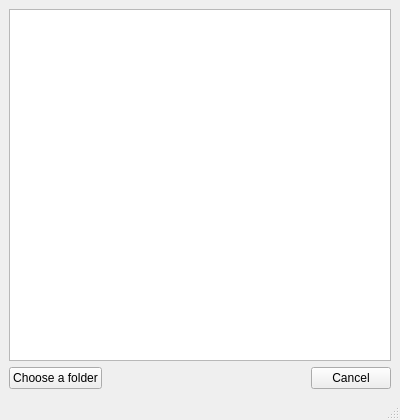
This is MyPythonWindow.ui in chmod-sorind/PythonGUI as Qt 5 draws it before an edit. The edited form follows.
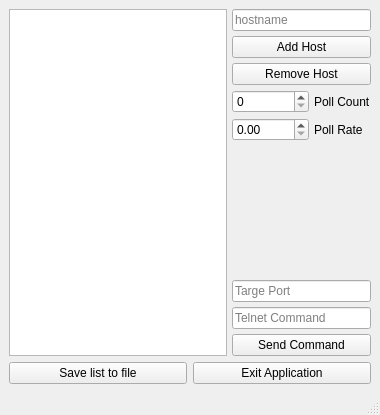
This is the edited form.

Diff of the .ui file:
```diff
--- a/MyPythonWindow.ui
+++ b/MyPythonWindow.ui
@@ -2,63 +2,205 @@
 <ui version="4.0">
  <class>MainWindow</class>
  <widget class="QMainWindow" name="MainWindow">
+  <property name="enabled">
+   <bool>true</bool>
+  </property>
   <property name="geometry">
    <rect>
     <x>0</x>
     <y>0</y>
-    <width>400</width>
-    <height>420</height>
+    <width>380</width>
+    <height>415</height>
    </rect>
   </property>
   <property name="minimumSize">
    <size>
-    <width>220</width>
-    <height>240</height>
+    <width>270</width>
+    <height>230</height>
    </size>
   </property>
   <property name="maximumSize">
    <size>
-    <width>400</width>
-    <height>620</height>
+    <width>380</width>
+    <height>415</height>
    </size>
   </property>
   <property name="windowTitle">
-   <string>My Window</string>
+   <string>Telnet Tools</string>
+  </property>
+  <property name="layoutDirection">
+   <enum>Qt::LeftToRight</enum>
   </property>
   <property name="tabShape">
    <enum>QTabWidget::Rounded</enum>
   </property>
   <widget class="QWidget" name="centralwidget">
-   <layout class="QVBoxLayout" name="verticalLayout">
+   <layout class="QVBoxLayout" name="verticalLayout_2">
     <item>
-     <widget class="QListWidget" name="listWidget"/>
+     <layout class="QHBoxLayout" name="horizontalLayout_2">
+      <property name="spacing">
+       <number>5</number>
+      </property>
+      <item>
+       <widget class="QListView" name="listView">
+        <property name="frameShape">
+         <enum>QFrame::StyledPanel</enum>
+        </property>
+        <property name="frameShadow">
+         <enum>QFrame::Sunken</enum>
+        </property>
+        <property name="editTriggers">
+         <set>QAbstractItemView::DoubleClicked</set>
+        </property>
+        <property name="showDropIndicator" stdset="0">
+         <bool>false</bool>
+        </property>
+        <property name="dragEnabled">
+         <bool>false</bool>
+        </property>
+        <property name="dragDropMode">
+         <enum>QAbstractItemView::NoDragDrop</enum>
+        </property>
+        <property name="defaultDropAction">
+         <enum>Qt::IgnoreAction</enum>
+        </property>
+        <property name="alternatingRowColors">
+         <bool>true</bool>
+        </property>
+        <property name="spacing">
+         <number>1</number>
+        </property>
+       </widget>
+      </item>
+      <item>
+       <layout class="QVBoxLayout" name="verticalLayout">
+        <property name="spacing">
+         <number>5</number>
+        </property>
+        <item>
+         <widget class="QLineEdit" name="lineEditHost">
+          <property name="text">
+           <string/>
+          </property>
+          <property name="placeholderText">
+           <string>hostname</string>
+          </property>
+         </widget>
+        </item>
+        <item>
+         <widget class="QPushButton" name="buttonAddItemToList">
+          <property name="text">
+           <string>Add Host</string>
+          </property>
+         </widget>
+        </item>
+        <item>
+         <widget class="QPushButton" name="buttonRemoveItemFromList">
+          <property name="text">
+           <string>Remove Host</string>
+          </property>
+         </widget>
+        </item>
+        <item>
+         <layout class="QFormLayout" name="formLayout">
+          <property name="fieldGrowthPolicy">
+           <enum>QFormLayout::AllNonFixedFieldsGrow</enum>
+          </property>
+          <item row="1" column="0">
+           <layout class="QVBoxLayout" name="verticalLayout_3">
+            <item>
+             <widget class="QSpinBox" name="countBox">
+              <property name="maximum">
+               <number>9999</number>
+              </property>
+             </widget>
+            </item>
+            <item>
+             <widget class="QDoubleSpinBox" name="frequencyBox">
+              <property name="specialValueText">
+               <string/>
+              </property>
+              <property name="maximum">
+               <double>10000.000000000000000</double>
+              </property>
+              <property name="singleStep">
+               <double>0.100000000000000</double>
+              </property>
+             </widget>
+            </item>
+           </layout>
+          </item>
+          <item row="1" column="1">
+           <layout class="QVBoxLayout" name="verticalLayout_4">
+            <item>
+             <widget class="QLabel" name="labelCount">
+              <property name="text">
+               <string>Poll Count</string>
+              </property>
+             </widget>
+            </item>
+            <item>
+             <widget class="QLabel" name="labelFrequency">
+              <property name="text">
+               <string>Poll Rate</string>
+              </property>
+             </widget>
+            </item>
+           </layout>
+          </item>
+         </layout>
+        </item>
+        <item>
+         <spacer name="verticalSpacer">
+          <property name="orientation">
+           <enum>Qt::Vertical</enum>
+          </property>
+          <property name="sizeHint" stdset="0">
+           <size>
+            <width>20</width>
+            <height>40</height>
+           </size>
+          </property>
+         </spacer>
+        </item>
+        <item>
+         <widget class="QLineEdit" name="lineEditPort">
+          <property name="placeholderText">
+           <string>Targe Port</string>
+          </property>
+         </widget>
+        </item>
+        <item>
+         <widget class="QLineEdit" name="lineEditCommand">
+          <property name="placeholderText">
+           <string>Telnet Command</string>
+          </property>
+         </widget>
+        </item>
+        <item>
+         <widget class="QPushButton" name="buttonSendCommand">
+          <property name="text">
+           <string>Send Command</string>
+          </property>
+         </widget>
+        </item>
+       </layout>
+      </item>
+     </layout>
     </item>
     <item>
      <layout class="QHBoxLayout" name="horizontalLayout">
       <item>
        <widget class="QPushButton" name="pushButton_2">
         <property name="text">
-         <string>Choose a folder</string>
+         <string>Save list to file</string>
         </property>
        </widget>
       </item>
       <item>
-       <spacer name="horizontalSpacer">
-        <property name="orientation">
-         <enum>Qt::Horizontal</enum>
-        </property>
-        <property name="sizeHint" stdset="0">
-         <size>
-          <width>40</width>
-          <height>20</height>
-         </size>
-        </property>
-       </spacer>
-      </item>
-      <item>
-       <widget class="QPushButton" name="pushButton">
+       <widget class="QPushButton" name="buttonCancel">
         <property name="text">
-         <string>Cancel</string>
+         <string>Exit Application</string>
         </property>
        </widget>
       </item>
```
Left out of the diff: 5 changed lines with no effect on the pictures.
